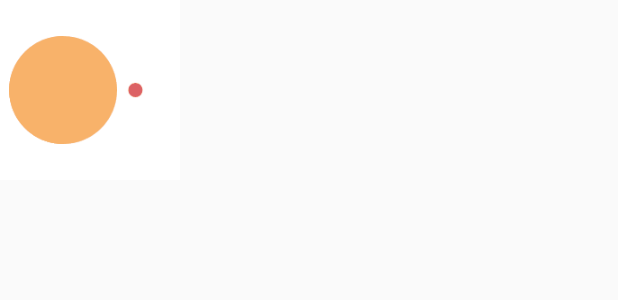
After one commit to svera1213/ToDoApp, an Android app: the layout loading_dialog.xml on its own in the app's theme, with its tools: preview values and no code run, on a phone screen of 412 x 824 dp. The commit adds this screen. Shown: the top 300 px of the screen. Run offline under Robolectric (Android 15) with nearby library versions, the phone set to English and light mode, and no system bars.

Commit message:
Loading dialog in save and delete implemented

```diff
--- a/app/build.gradle
+++ b/app/build.gradle
@@ -41,4 +41,5 @@ dependencies {
     implementation project(':SharedCode')
     implementation "androidx.recyclerview:recyclerview:1.1.0"
     implementation 'com.google.code.gson:gson:2.8.6'
+    implementation 'com.github.bumptech.glide:glide:3.7.0'
 }
--- /dev/null
+++ b/app/src/main/res/layout/loading_dialog.xml
@@ -0,0 +1,18 @@
+<?xml version="1.0" encoding="utf-8"?>
+<androidx.constraintlayout.widget.ConstraintLayout
+    xmlns:android="http://schemas.android.com/apk/res/android"
+    android:layout_width="wrap_content"
+    android:layout_height="wrap_content"
+    xmlns:app="http://schemas.android.com/apk/res-auto">
+
+    <ImageView
+        android:id="@+id/custom_loading_imageView"
+        android:layout_width="120dp"
+        android:layout_height="120dp"
+        android:src="@drawable/loading"
+        app:layout_constraintBottom_toBottomOf="parent"
+        app:layout_constraintEnd_toEndOf="parent"
+        app:layout_constraintStart_toStartOf="parent"
+        app:layout_constraintTop_toTopOf="parent" />
+
+</androidx.constraintlayout.widget.ConstraintLayout>
```
Also changed, not shown: app/src/main/java/com/jetbrains/handson/mpp/todoapp/MainActivity.kt (+16 -2 lines), app/src/main/java/service/LoadingDialog.kt (added, +36 -0 lines), app/src/main/res/drawable/loading.gif (added).
